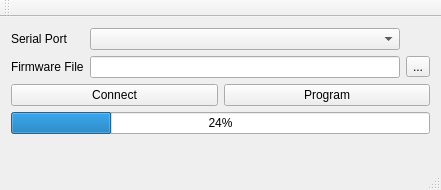
The window that mainwindow.ui (zhao0079/FMU_DFU) describes before a commit, drawn with Qt 5.
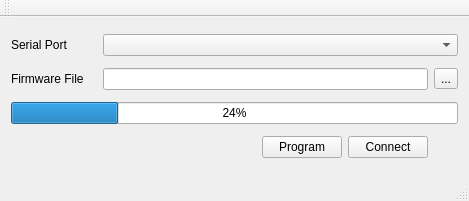
The same window after the commit.

Diff of the .ui file:
```diff
--- a/mainwindow.ui
+++ b/mainwindow.ui
@@ -6,36 +6,61 @@
    <rect>
     <x>0</x>
     <y>0</y>
-    <width>441</width>
-    <height>190</height>
+    <width>469</width>
+    <height>201</height>
    </rect>
   </property>
+  <property name="sizePolicy">
+   <sizepolicy hsizetype="MinimumExpanding" vsizetype="Fixed">
+    <horstretch>0</horstretch>
+    <verstretch>0</verstretch>
+   </sizepolicy>
+  </property>
   <property name="windowTitle">
    <string>MainWindow</string>
   </property>
   <widget class="QWidget" name="centralWidget">
-   <widget class="QWidget" name="verticalLayoutWidget">
-    <property name="geometry">
-     <rect>
-      <x>0</x>
-      <y>0</y>
-      <width>441</width>
-      <height>131</height>
-     </rect>
-    </property>
-    <layout class="QVBoxLayout" name="verticalLayout">
-     <item>
-      <layout class="QGridLayout" name="gridLayout">
-       <item row="1" column="1">
+   <layout class="QGridLayout" name="gridLayout" rowstretch="100,100,1,1" columnstretch="10,10,100,100,100,0">
+    <item row="0" column="0">
+     <widget class="QLabel" name="label_2">
+      <property name="text">
+       <string>Serial Port</string>
+      </property>
+     </widget>
+    </item>
+    <item row="0" column="2" colspan="4">
+     <widget class="QComboBox" name="comboBox"/>
+    </item>
+    <item row="1" column="2" colspan="3">
         <widget class="QLineEdit" name="lineEdit"/>
        </item>
-       <item row="1" column="2">
+    <item row="1" column="5">
         <widget class="QToolButton" name="toolButton_PickFile">
          <property name="text">
           <string>...</string>
          </property>
         </widget>
        </item>
+    <item row="2" column="0" colspan="6">
+     <widget class="QProgressBar" name="progressBar">
+      <property name="value">
+       <number>24</number>
+      </property>
+     </widget>
+    </item>
+    <item row="3" column="0">
+     <spacer name="horizontalSpacer">
+      <property name="orientation">
+       <enum>Qt::Horizontal</enum>
+      </property>
+      <property name="sizeHint" stdset="0">
+       <size>
+        <width>40</width>
+        <height>20</height>
+       </size>
+      </property>
+     </spacer>
+    </item>
        <item row="1" column="0">
         <widget class="QLabel" name="label">
          <property name="text">
@@ -43,45 +68,25 @@
          </property>
         </widget>
        </item>
-       <item row="0" column="0">
-        <widget class="QLabel" name="label_2">
-         <property name="text">
-          <string>Serial Port</string>
-         </property>
-        </widget>
-       </item>
-       <item row="0" column="1">
-        <widget class="QComboBox" name="comboBox"/>
-       </item>
-      </layout>
-     </item>
+    <item row="3" column="4">
+     <layout class="QHBoxLayout" name="horizontalLayout">
      <item>
-      <layout class="QGridLayout" name="gridLayout_2">
-       <item row="0" column="0">
-        <widget class="QPushButton" name="pushButton_Connect">
-         <property name="text">
-          <string>Connect</string>
-         </property>
-        </widget>
-       </item>
-       <item row="0" column="1">
         <widget class="QPushButton" name="pushButton_Program">
          <property name="text">
           <string>Program</string>
          </property>
         </widget>
        </item>
-      </layout>
-     </item>
      <item>
-      <widget class="QProgressBar" name="progressBar">
-       <property name="value">
-        <number>24</number>
+       <widget class="QPushButton" name="pushButton_Connect">
+        <property name="text">
+         <string>Connect</string>
        </property>
       </widget>
      </item>
     </layout>
-   </widget>
+    </item>
+   </layout>
   </widget>
   <widget class="QMenuBar" name="menuBar">
    <property name="geometry">
```
Left out of the diff: 2 changed lines with no effect on the pictures. Lines whose indentation alone changed are shown as unchanged.
